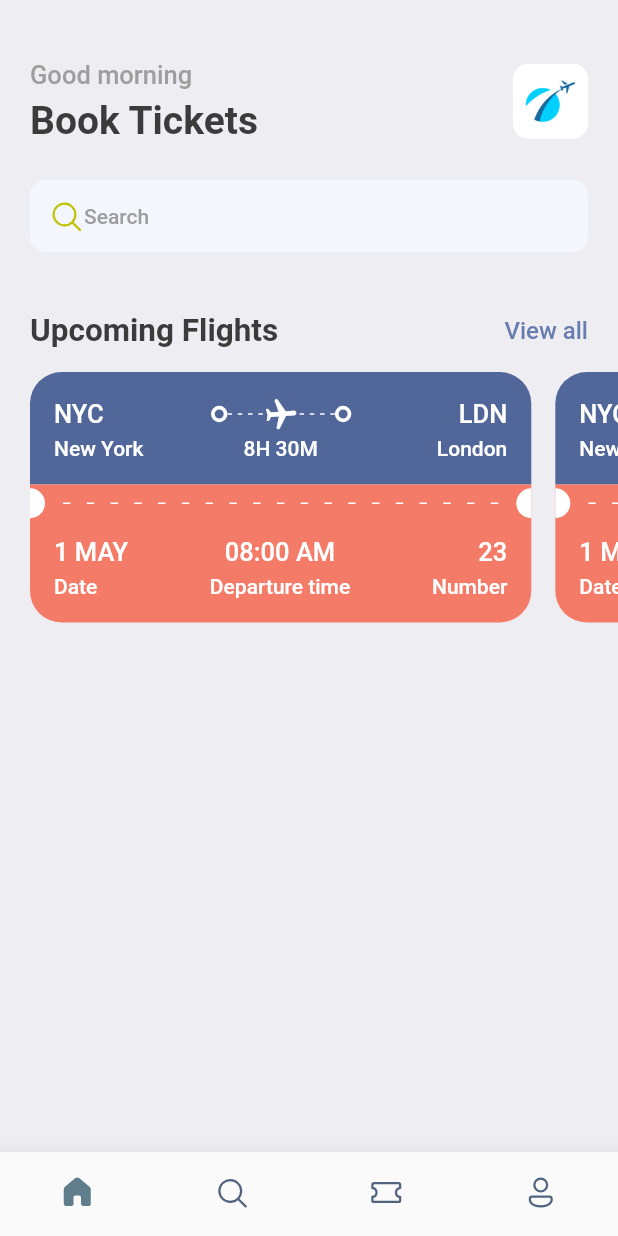
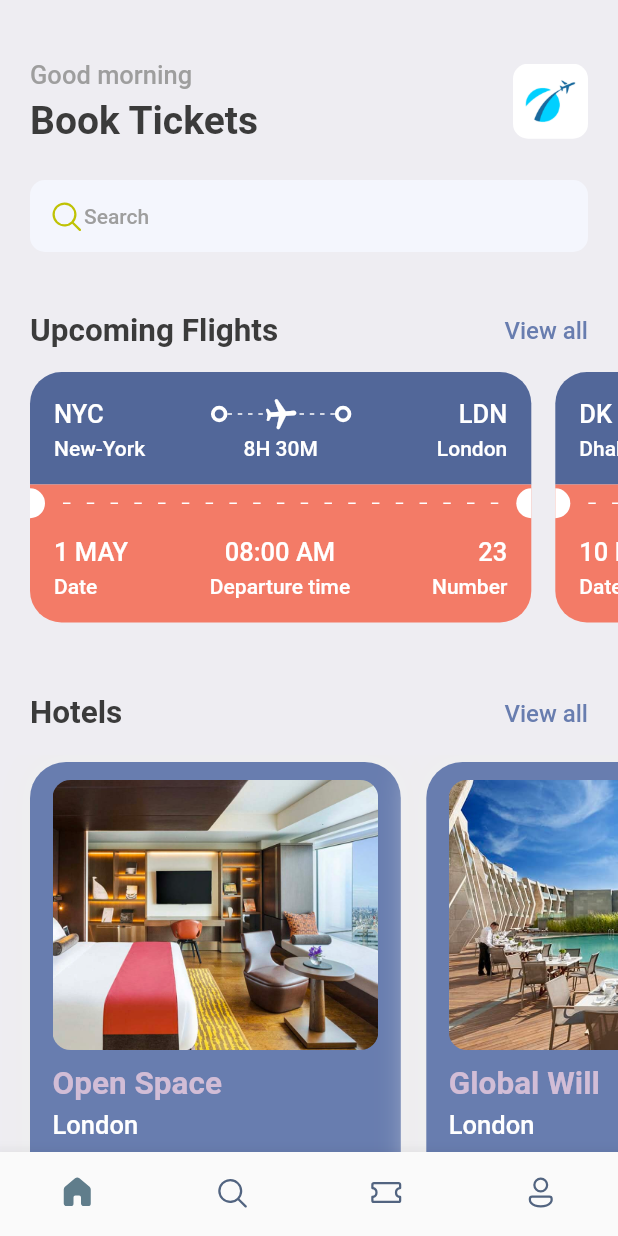
Before and after one commit to Morpa/BookTickets, a Flutter app: the screen it shows after launch, on a phone screen of 412 x 824 dp. Run offline on Flutter 3.47's test engine with Material 2 defaults, Android fonts, the phone set to English and light mode, and no system bars; our stand-ins replace fluentui_icons, gap.

Commit message:
add hotels

```diff
--- a/lib/screens/home_screen.dart
+++ b/lib/screens/home_screen.dart
@@ -1,3 +1,5 @@
+import 'package:booktickets/screens/hotel_screen.dart';
+import 'package:booktickets/utils/app_info_list.dart';
 import 'package:flutter/material.dart';
 import 'package:fluentui_icons/fluentui_icons.dart';
 import 'package:gap/gap.dart';
@@ -78,6 +80,7 @@ class HomeScreen extends StatelessWidget {
                 ),
 
                 const Gap(40),
+
                 //Flights
                 Row(
                   mainAxisAlignment: MainAxisAlignment.spaceBetween,
@@ -95,7 +98,7 @@ class HomeScreen extends StatelessWidget {
                       ),
                     ),
                   ],
-                )
+                ),
               ],
             ),
           ),
@@ -107,10 +110,45 @@ class HomeScreen extends StatelessWidget {
             scrollDirection: Axis.horizontal,
             padding: const EdgeInsets.only(left: 20),
             child: Row(
-              children: const [
-                TicketView(),
-                TicketView(),
+              children: ticketList
+                  .map((singleTicket) => TicketView(ticket: singleTicket))
+                  .toList(),
+            ),
+          ),
+
+          const Gap(15),
+
+          //Hotels
+          Container(
+            padding: const EdgeInsets.symmetric(horizontal: 20),
+            child: Row(
+              mainAxisAlignment: MainAxisAlignment.spaceBetween,
+              children: [
+                Text(
+                  'Hotels',
+                  style: Styles.headLineStyle2,
+                ),
+                InkWell(
+                  onTap: () {},
+                  child: Text(
+                    'View all',
+                    style:
+                        Styles.textStyle.copyWith(color: Styles.primaryColor),
+                  ),
+                ),
               ],
+            ),
+          ),
+
+          const Gap(15),
+
+          SingleChildScrollView(
+            scrollDirection: Axis.horizontal,
+            padding: const EdgeInsets.only(left: 20),
+            child: Row(
+              children: hotelList
+                  .map((singleHotel) => HotelScreen(hotel: singleHotel))
+                  .toList(),
             ),
           ),
         ],
--- /dev/null
+++ b/lib/screens/hotel_screen.dart
@@ -0,0 +1,67 @@
+import 'package:booktickets/utils/app_layout.dart';
+import 'package:booktickets/utils/app_styles.dart';
+import 'package:flutter/material.dart';
+import 'package:gap/gap.dart';
+
+class HotelScreen extends StatelessWidget {
+  final Map<String, dynamic> hotel;
+
+  const HotelScreen({
+    super.key,
+    required this.hotel,
+  });
+
+  @override
+  Widget build(BuildContext context) {
+    final size = AppLayout.getSize(context);
+
+    return Container(
+      width: size.width * 0.6,
+      height: 350,
+      padding: const EdgeInsets.symmetric(horizontal: 15, vertical: 12),
+      margin: const EdgeInsets.only(right: 17, top: 5),
+      decoration: BoxDecoration(
+        color: Styles.primaryColor,
+        borderRadius: BorderRadius.circular(24),
+        boxShadow: [
+          BoxShadow(
+            color: Colors.grey.shade200,
+            blurRadius: 20,
+            spreadRadius: 5,
+          ),
+        ],
+      ),
+      child: Column(
+        crossAxisAlignment: CrossAxisAlignment.start,
+        children: [
+          Container(
+            height: 180,
+            decoration: BoxDecoration(
+              borderRadius: BorderRadius.circular(12),
+              color: Styles.primaryColor,
+              image: DecorationImage(
+                fit: BoxFit.cover,
+                image: AssetImage("assets/images/${hotel['image']}"),
+              ),
+            ),
+          ),
+          const Gap(10),
+          Text(
+            hotel['place'],
+            style: Styles.headLineStyle2.copyWith(color: Styles.kakiColor),
+          ),
+          const Gap(5),
+          Text(
+            hotel['destination'],
+            style: Styles.headLineStyle3.copyWith(color: Colors.white),
+          ),
+          const Gap(8),
+          Text(
+            '\$${hotel["price"]}/night',
+            style: Styles.headLineStyle1.copyWith(color: Styles.kakiColor),
+          ),
+        ],
+      ),
+    );
+  }
+}
--- a/lib/screens/ticket.view.dart
+++ b/lib/screens/ticket.view.dart
@@ -5,7 +5,12 @@ import 'package:booktickets/widgets/thick_container.dart';
 import 'package:gap/gap.dart';
 
 class TicketView extends StatelessWidget {
-  const TicketView({super.key});
+  final Map<String, dynamic> ticket;
+
+  const TicketView({
+    super.key,
+    required this.ticket,
+  });
 
   @override
   Widget build(BuildContext context) {
@@ -33,7 +38,7 @@ class TicketView extends StatelessWidget {
                   Row(
                     children: [
                       Text(
-                        'NYC',
+                        ticket['from']['code'],
                         style:
                             Styles.headLineStyle3.copyWith(color: Colors.white),
                       ),
@@ -84,7 +89,7 @@ class TicketView extends StatelessWidget {
                       const ThickContainer(),
                       Expanded(child: Container()),
                       Text(
-                        'LDN',
+                        ticket['to']['code'],
                         style:
                             Styles.headLineStyle3.copyWith(color: Colors.white),
                       ),
@@ -97,13 +102,13 @@ class TicketView extends StatelessWidget {
                       SizedBox(
                         width: 100,
                         child: Text(
-                          'New York',
+                          ticket['from']['name'],
                           style: Styles.headLineStyle4
                               .copyWith(color: Colors.white),
                         ),
                       ),
                       Text(
-                        '8H 30M',
+                        ticket['flying_time'],
                         style: Styles.headLineStyle4.copyWith(
                           color: Colors.white,
                         ),
@@ -111,7 +116,7 @@ class TicketView extends StatelessWidget {
                       SizedBox(
                         width: 100,
                         child: Text(
-                          'London',
+                          ticket['to']['name'],
                           textAlign: TextAlign.end,
                           style: Styles.headLineStyle4
                               .copyWith(color: Colors.white),
@@ -200,7 +205,7 @@ class TicketView extends StatelessWidget {
                         crossAxisAlignment: CrossAxisAlignment.start,
                         children: [
                           Text(
-                            '1 MAY',
+                            ticket['date'],
                             style: Styles.headLineStyle3
                                 .copyWith(color: Colors.white),
                           ),
@@ -216,7 +221,7 @@ class TicketView extends StatelessWidget {
                         crossAxisAlignment: CrossAxisAlignment.center,
                         children: [
                           Text(
-                            '08:00 AM',
+                            ticket['departure_time'],
                             style: Styles.headLineStyle3
                                 .copyWith(color: Colors.white),
                           ),
@@ -232,7 +237,7 @@ class TicketView extends StatelessWidget {
                         crossAxisAlignment: CrossAxisAlignment.end,
                         children: [
                           Text(
-                            '23',
+                            ticket['number'].toString(),
                             style: Styles.headLineStyle3
                                 .copyWith(color: Colors.white),
                           ),
--- /dev/null
+++ b/lib/utils/app_info_list.dart
@@ -0,0 +1,39 @@
+List<Map<String, dynamic>> hotelList = [
+  {
+    'image': 'one.png',
+    'place': 'Open Space',
+    'destination': 'London',
+    'price': 25,
+  },
+  {
+    'image': 'two.png',
+    'place': 'Global Will',
+    'destination': 'London',
+    'price': 40,
+  },
+  {
+    'image': 'three.png',
+    'place': 'Tallest Builder',
+    'destination': 'Dubai',
+    'price': 78,
+  },
+];
+
+List<Map<String, dynamic>> ticketList = [
+  {
+    'from': {'code': "NYC", 'name': "New-York"},
+    'to': {'code': "LDN", 'name': "London"},
+    'flying_time': '8H 30M',
+    'date': "1 MAY",
+    'departure_time': "08:00 AM",
+    "number": 23
+  },
+  {
+    'from': {'code': "DK", 'name': "Dhaka"},
+    'to': {'code': "SH", 'name': "Shanghai"},
+    'flying_time': '4H 20M',
+    'date': "10 MAY",
+    'departure_time': "09:00 AM",
+    "number": 45
+  },
+];
--- a/lib/utils/app_styles.dart
+++ b/lib/utils/app_styles.dart
@@ -7,6 +7,8 @@ abstract class Styles {
   static Color textColor = const Color(0xFF3b3b3b);
   static Color bgColor = const Color(0xFFeeedf2);
   static Color orangeColor = const Color(0xFFF37B67);
+  static Color kakiColor = const Color(0xFFd2bdd6);
+
   static TextStyle textStyle = TextStyle(
     fontSize: 16,
     color: textColor,
```
